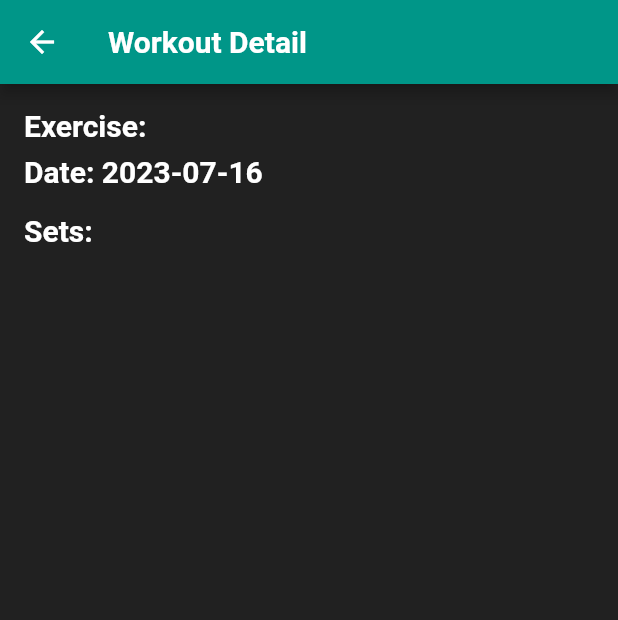
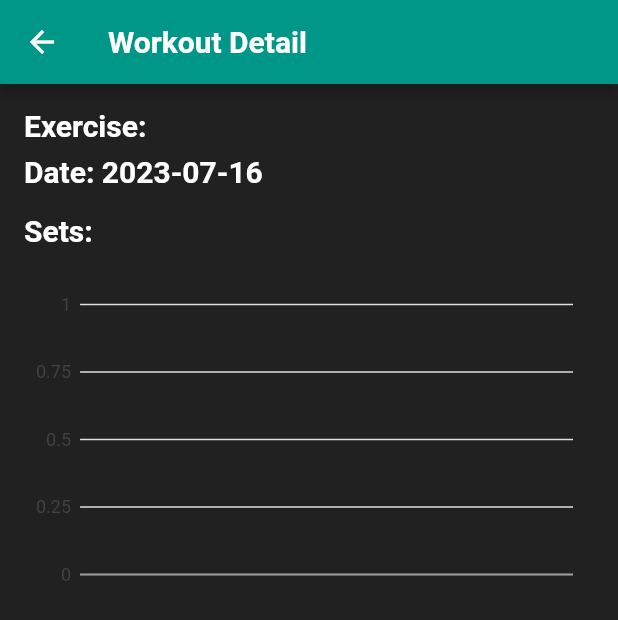
Before and after one commit to rohankewal/WorkoutLog, a Flutter app: the WorkoutDetailPage screen opened directly with empty values, on a phone screen of 412 x 824 dp. Shown: the top 620 px of the screen. Run offline on Flutter 3.47's test engine with Material 2 defaults, Android fonts, the phone set to English and light mode, and no system bars; our stand-ins replace charts_flutter, flutter_calendar_carousel.

Commit message:
feat: added bar chart to the details screen

```diff
--- a/lib/main.dart
+++ b/lib/main.dart
@@ -2,6 +2,7 @@ import 'package:flutter/material.dart';
 import 'package:flutter_calendar_carousel/flutter_calendar_carousel.dart'
     show CalendarCarousel, Event;
 import 'package:flutter_calendar_carousel/classes/event.dart';
+import 'package:charts_flutter/flutter.dart' as charts;
 
 class WorkoutLog {
   final String exercise;
@@ -138,7 +139,8 @@ class _WorkoutListPageState extends State<WorkoutListPage> {
                         Navigator.push(
                           context,
                           MaterialPageRoute(
-                              builder: (context) => WorkoutDetailPage(workout)),
+                            builder: (context) => WorkoutDetailPage(workout),
+                          ),
                         );
                       },
                     ),
@@ -221,8 +223,9 @@ class _WorkoutInputPageState extends State<WorkoutInputPage> {
                   TextFormField(
                     controller: _setsController,
                     decoration: const InputDecoration(
-                        labelText: 'Sets',
-                        labelStyle: TextStyle(color: Colors.white)),
+                      labelText: 'Sets',
+                      labelStyle: TextStyle(color: Colors.white),
+                    ),
                     keyboardType: TextInputType.number,
                     validator: (value) {
                       if (value!.isEmpty) {
@@ -267,7 +270,9 @@ class _WorkoutInputPageState extends State<WorkoutInputPage> {
                       setState(() {
                         final sets = int.parse(_setsController.text);
                         _setData = List.generate(
-                            sets, (_) => SetData(reps: 0, weight: 0.0));
+                          sets,
+                          (_) => SetData(reps: 0, weight: 0.0),
+                        );
                       });
                     },
                   ),
@@ -319,7 +324,9 @@ class SetInput extends StatelessWidget {
         Expanded(
           child: TextFormField(
             decoration: const InputDecoration(
-                labelText: 'Reps', labelStyle: TextStyle(color: Colors.white)),
+              labelText: 'Reps',
+              labelStyle: TextStyle(color: Colors.white),
+            ),
             keyboardType: TextInputType.number,
             onChanged: onRepsChanged,
           ),
@@ -328,8 +335,9 @@ class SetInput extends StatelessWidget {
         Expanded(
           child: TextFormField(
             decoration: const InputDecoration(
-                labelText: 'Weight',
-                labelStyle: TextStyle(color: Colors.white)),
+              labelText: 'Weight',
+              labelStyle: TextStyle(color: Colors.white),
+            ),
             keyboardType: TextInputType.number,
             onChanged: onWeightChanged,
           ),
@@ -356,11 +364,15 @@ class WorkoutDetailPage extends StatelessWidget {
           child: Column(
             crossAxisAlignment: CrossAxisAlignment.start,
             children: [
-              Text('Exercise: ${workout.exercise}',
-                  style: Theme.of(context).textTheme.titleLarge),
+              Text(
+                'Exercise: ${workout.exercise}',
+                style: Theme.of(context).textTheme.titleLarge,
+              ),
               const SizedBox(height: 8.0),
-              Text('Date: ${workout.date.toString().substring(0, 10)}',
-                  style: Theme.of(context).textTheme.titleLarge),
+              Text(
+                'Date: ${workout.date.toString().substring(0, 10)}',
+                style: Theme.of(context).textTheme.titleLarge,
+              ),
               const SizedBox(height: 16.0),
               Text(
                 'Sets:',
@@ -376,16 +388,25 @@ class WorkoutDetailPage extends StatelessWidget {
                 itemCount: workout.setData.length,
                 itemBuilder: (context, index) {
                   final setData = workout.setData[index];
+                  final setNumber = index + 1;
                   return ListTile(
                     title: Text(
-                      'Set ${index + 1}',
+                      'Set $setNumber',
                       style: const TextStyle(color: Colors.white),
                     ),
                     subtitle: Text(
-                        'Reps: ${setData.reps}, Weight: ${setData.weight} lbs.',
-                        style: const TextStyle(color: Colors.white)),
+                      'Reps: ${setData.reps}, Weight: ${setData.weight} lbs.',
+                      style: const TextStyle(color: Colors.white),
+                    ),
                   );
                 },
+              ),
+              const SizedBox(height: 16.0),
+              SizedBox(
+                height: 200.0,
+                child: BarChart(
+                  workout: workout,
+                ),
               ),
             ],
           ),
@@ -394,3 +415,30 @@ class WorkoutDetailPage extends StatelessWidget {
     );
   }
 }
+
+class BarChart extends StatelessWidget {
+  final WorkoutLog workout;
+
+  const BarChart({Key? key, required this.workout}) : super(key: key);
+
+  @override
+  Widget build(BuildContext context) {
+    final setData = workout.setData;
+
+    final List<charts.Series<SetData, String>> seriesList = [
+      charts.Series<SetData, String>(
+        id: 'Sets',
+        domainFn: (SetData set, _) => 'Set ${setData.indexOf(set) + 1}',
+        measureFn: (SetData set, _) => set.reps,
+        colorFn: (_, __) => charts.ColorUtil.fromDartColor(Colors.teal),
+        data: setData,
+      ),
+    ];
+
+    return charts.BarChart(
+      seriesList,
+      animate: true,
+      vertical: true,
+    );
+  }
+}
```
